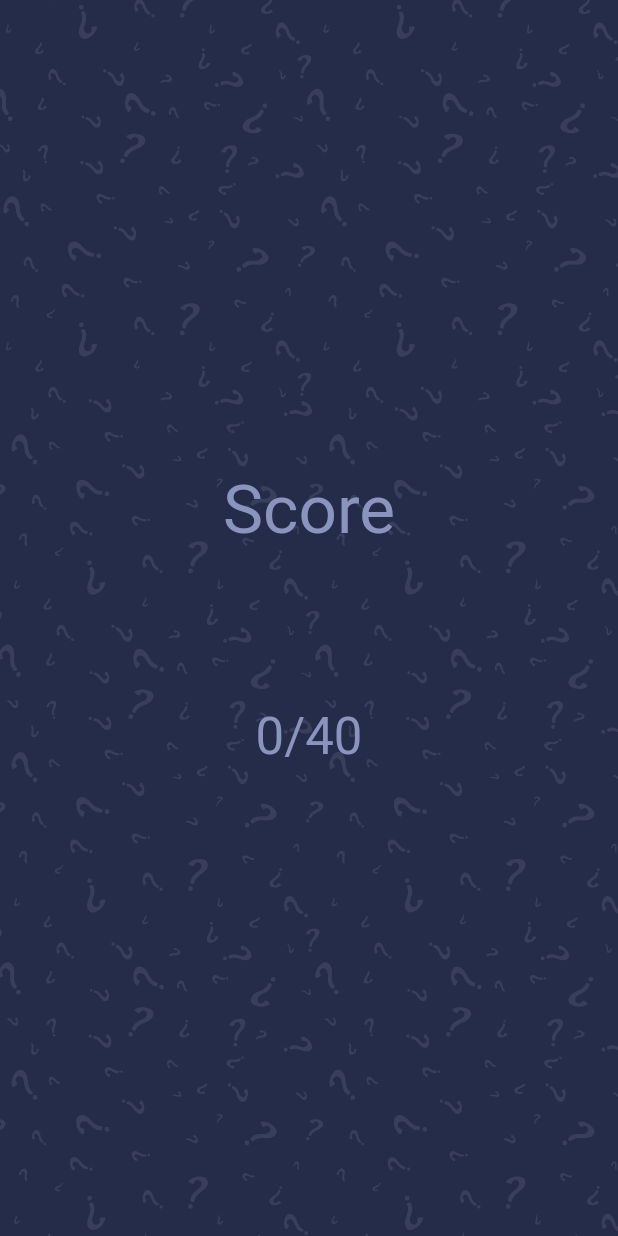
After one commit to bhtri/flutter-quiz-app, a Flutter app: the ScoreScreen screen opened directly, on a phone screen of 412 x 824 dp. The commit adds this screen. Run offline on Flutter 3.47's test engine with Material 2 defaults, Android fonts, the phone set to English and light mode, and no system bars; our stand-ins replace get, websafe_svg.

Commit message:
➕ score screen

```diff
--- a/lib/controllers/question_controller.dart
+++ b/lib/controllers/question_controller.dart
@@ -2,6 +2,7 @@ import 'package:flutter/material.dart';
 import 'package:get/get.dart';
 import 'package:get/get_state_manager/get_state_manager.dart';
 import 'package:quiz_app/models/Questions.dart';
+import 'package:quiz_app/screens/score/score_screen.dart';
 
 class QuestionController extends GetxController
     with SingleGetTickerProviderMixin {
@@ -29,7 +30,7 @@ class QuestionController extends GetxController
   bool _isAnswered = false;
   bool get isAnswered => this._isAnswered;
 
-  late int _correctAns;
+  int _correctAns = 0;
   int get correctAns => this._correctAns;
 
   late int _selectedAns;
@@ -88,6 +89,7 @@ class QuestionController extends GetxController
   }
 
   void nextQuestion() {
+    if (_questionNumber.value != _questions.length) {
       _isAnswered = false;
       _pageController.nextPage(
           duration: Duration(milliseconds: 250), curve: Curves.ease);
@@ -98,6 +100,10 @@ class QuestionController extends GetxController
       // Then start it again
       // Once timer is finish go to the next qn
       _animationController.forward().whenComplete(nextQuestion);
+    } else {
+      // Get package provide us simple way to navigate another page
+      Get.to(ScoreScreen());
+    }
   }
 
   void updateTheQnNum(int index) {
--- a/lib/main.dart
+++ b/lib/main.dart
@@ -1,11 +1,12 @@
 import 'package:flutter/material.dart';
-import 'package:quiz_app/screens/quiz/quiz_screen.dart';
+import 'package:get/get_navigation/src/root/get_material_app.dart';
+import 'package:quiz_app/screens/welcome/welcome_screen.dart';
 
 void main() {
-  runApp(MaterialApp(
+  runApp(GetMaterialApp(
     debugShowCheckedModeBanner: false,
     title: 'Quiz App',
     theme: ThemeData.dark(),
-    home: QuizScreen(),
+    home: WelcomeScreen(),
   ));
 }
--- /dev/null
+++ b/lib/screens/score/score_screen.dart
@@ -0,0 +1,49 @@
+import 'package:flutter/material.dart';
+import 'package:get/get.dart';
+import 'package:quiz_app/constants.dart';
+import 'package:quiz_app/controllers/question_controller.dart';
+import 'package:websafe_svg/websafe_svg.dart';
+
+class ScoreScreen extends StatelessWidget {
+  const ScoreScreen({Key? key}) : super(key: key);
+
+  @override
+  Widget build(BuildContext context) {
+    QuestionController _qnController = Get.put(QuestionController());
+
+    return Scaffold(
+      body: Stack(
+        fit: StackFit.expand,
+        children: [
+          WebsafeSvg.asset(
+            'assets/icons/bg.svg',
+            fit: BoxFit.cover,
+            height: double.infinity,
+            width: double.infinity,
+          ),
+          Column(
+            children: [
+              Spacer(flex: 3),
+              Text(
+                'Score',
+                style: Theme.of(context)
+                    .textTheme
+                    .headline3!
+                    .copyWith(color: kSecondaryColor),
+              ),
+              Spacer(),
+              Text(
+                '${_qnController.correctAns * 10}/${_qnController.questions.length * 10}',
+                style: Theme.of(context)
+                    .textTheme
+                    .headline4!
+                    .copyWith(color: kSecondaryColor),
+              ),
+              Spacer(flex: 3),
+            ],
+          ),
+        ],
+      ),
+    );
+  }
+}
--- a/lib/screens/welcome/welcome_screen.dart
+++ b/lib/screens/welcome/welcome_screen.dart
@@ -1,5 +1,7 @@
 import 'package:flutter/material.dart';
+import 'package:get/get.dart';
 import 'package:quiz_app/constants.dart';
+import 'package:quiz_app/screens/quiz/quiz_screen.dart';
 import 'package:websafe_svg/websafe_svg.dart';
 
 class WelcomeScreen extends StatelessWidget {
@@ -45,7 +47,7 @@ class WelcomeScreen extends StatelessWidget {
                   ),
                   Spacer(), // 1/6
                   InkWell(
-                    onTap: () {},
+                    onTap: () => Get.to(QuizScreen()),
                     child: Container(
                       width: double.infinity,
                       alignment: Alignment.center,
```
Lines whose indentation alone changed are shown as unchanged.
